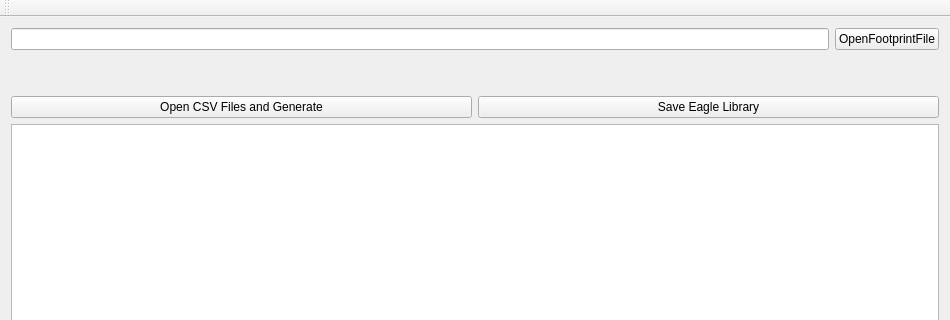
First picture: the form in EMLibGen/src/mainwindow.ui, repository lemcu/Tattanii-Scripts, before the edit; both pictures show x 0 to 950 and y 0 to 320 of the 950 by 646 pixel window.
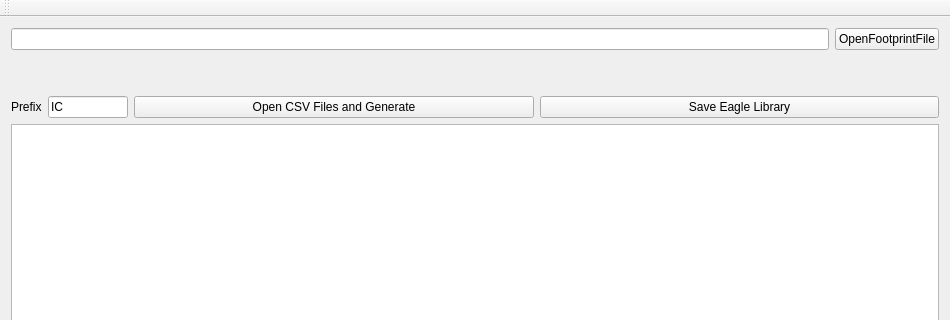
Second picture: the form after the edit.

Commit message: Allows to choose prefix. Ignore unsupported packages (e.g. CSP)

What changed in the file:
```diff
--- a/EMLibGen/src/mainwindow.ui
+++ b/EMLibGen/src/mainwindow.ui
@@ -49,8 +49,34 @@
       </item>
       <item>
        <layout class="QHBoxLayout" name="horizontalLayout">
+        <item>
+         <widget class="QLabel" name="label">
+          <property name="text">
+           <string>Prefix</string>
+          </property>
+         </widget>
+        </item>
+        <item>
+         <widget class="QLineEdit" name="linePrefix">
+          <property name="maximumSize">
+           <size>
+            <width>80</width>
+            <height>16777215</height>
+           </size>
+          </property>
+          <property name="text">
+           <string>IC</string>
+          </property>
+         </widget>
+        </item>
         <item>
          <widget class="QPushButton" name="pushButtonOpenCSV">
+          <property name="sizePolicy">
+           <sizepolicy hsizetype="Expanding" vsizetype="Fixed">
+            <horstretch>0</horstretch>
+            <verstretch>0</verstretch>
+           </sizepolicy>
+          </property>
           <property name="text">
            <string>Open CSV Files and Generate</string>
           </property>
@@ -58,6 +84,12 @@
         </item>
         <item>
          <widget class="QPushButton" name="pushButton">
+          <property name="sizePolicy">
+           <sizepolicy hsizetype="Expanding" vsizetype="Fixed">
+            <horstretch>0</horstretch>
+            <verstretch>0</verstretch>
+           </sizepolicy>
+          </property>
           <property name="text">
            <string>Save Eagle Library</string>
           </property>
```
Left out of the diff: 2 changed lines with no effect on the pictures. The commit also changes 2 other files.
